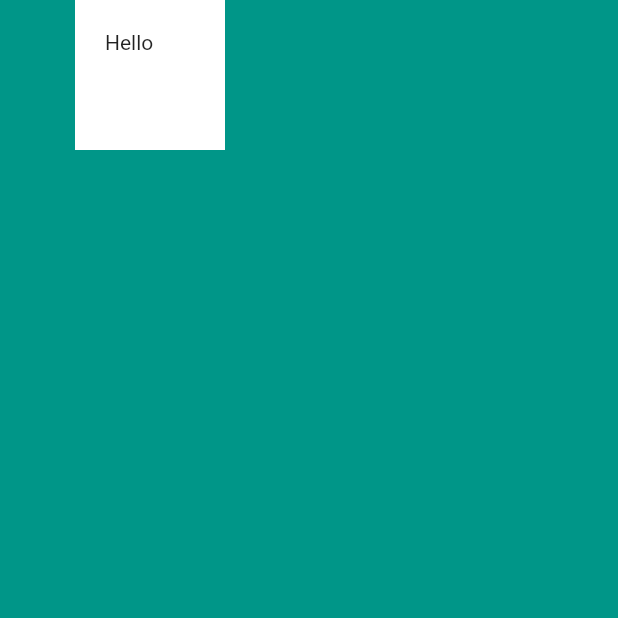
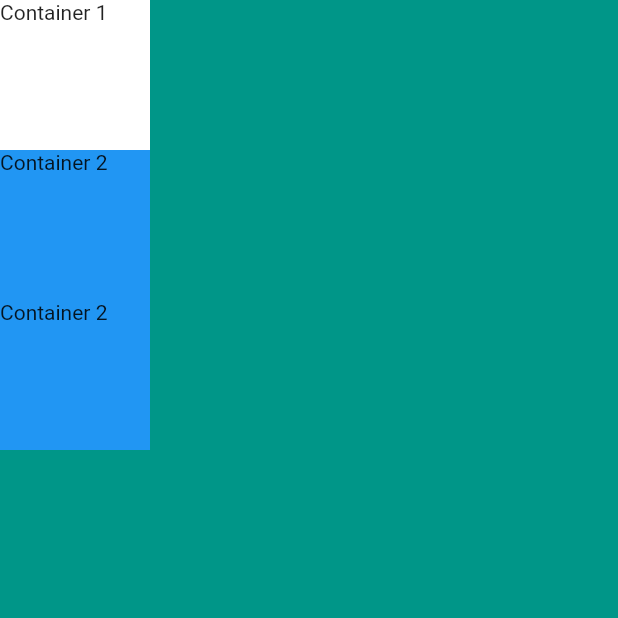
Before and after one commit to RNgugi/Mi-Card, a Flutter app: the screen it shows after launch, on a phone screen of 412 x 824 dp, the top half of it. Run offline on Flutter 3.47's test engine with Material 2 defaults, Android fonts, the phone set to English and light mode, and no system bars.

Commit message:
2nd Flutter App more changes

```diff
--- a/lib/main.dart
+++ b/lib/main.dart
@@ -11,13 +11,27 @@ class MyApp extends StatelessWidget {
       home: Scaffold(
         backgroundColor: Colors.teal,
         body: SafeArea(
-          child: Container(
-            height: 100.0,
-            width: 100.0,
-            margin: EdgeInsets.only(left: 50.0),
-            padding: EdgeInsets.all(20.0),
-            color: Colors.white,
-            child: Text('Hello'),
+          child: Column(
+            children: <Widget>[
+              Container(
+                height: 100.0,
+                width: 100.0,
+                color: Colors.white,
+                child: Text('Container 1'),
+              ),
+              Container(
+                width: 100.0,
+                height: 100.0,
+                color: Colors.blue,
+                child: Text('Container 2'),
+              ),
+              Container(
+                width: 100.0,
+                height: 100.0,
+                color: Colors.blue,
+                child: Text('Container 2'),
+              ),
+            ],
           ),
         ),
       ),
```
